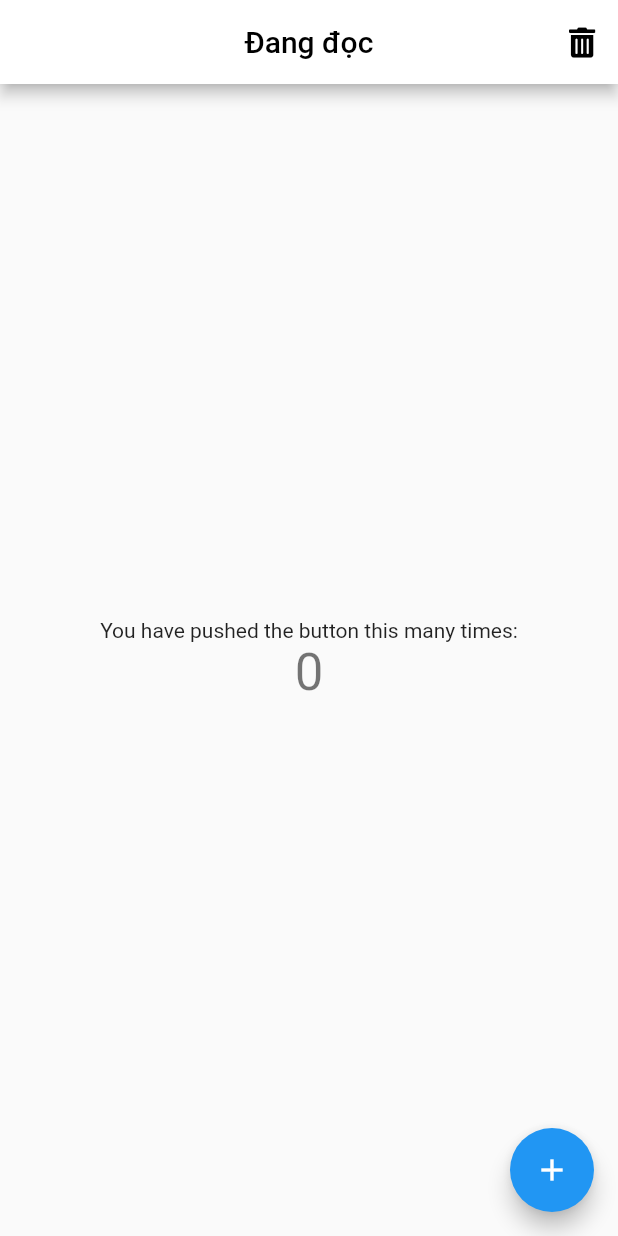
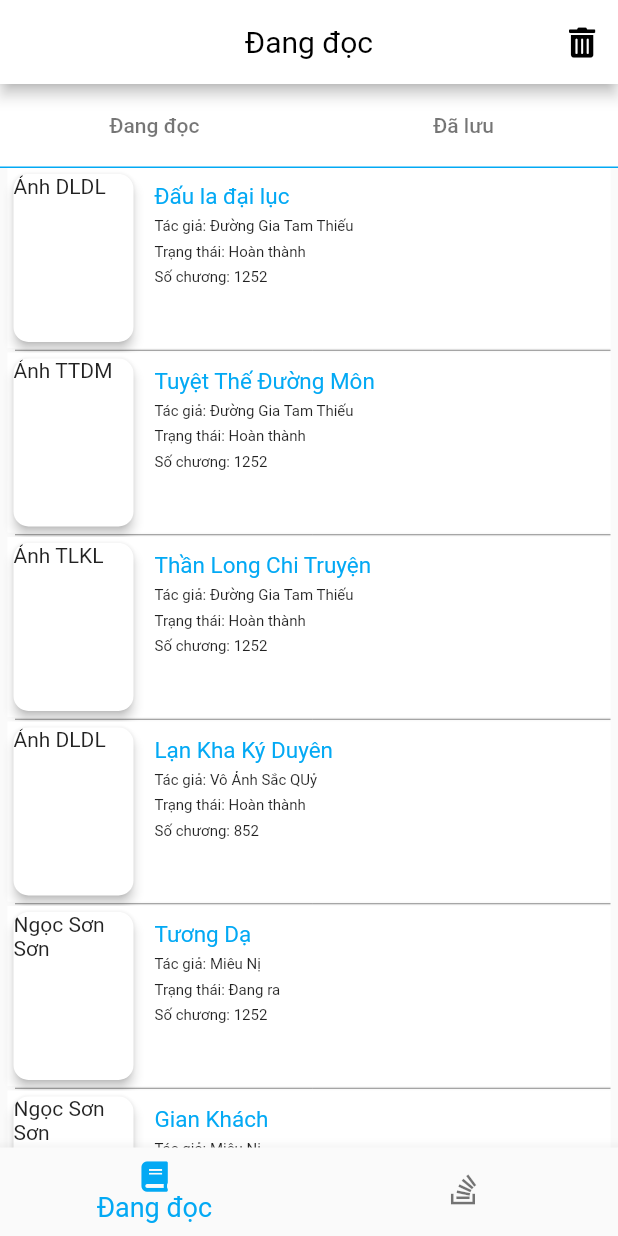
Before and after one commit to nguyendat328/Hello_Flutter, a Flutter app: the screen it shows after launch, on a phone screen of 412 x 824 dp. Run offline on Flutter 3.47's test engine with Material 2 defaults, Android fonts, the phone set to English and light mode, and no system bars.

Commit message:
View màn hình chính

```diff
--- /dev/null
+++ b/lib/component/book_list_item.dart
@@ -0,0 +1,68 @@
+import 'package:flutter/cupertino.dart';
+import 'package:flutter/material.dart';
+import 'package:uuid/uuid.dart';
+
+import '../model/book_list.dart';
+
+class BookListItem extends StatelessWidget {
+  final BookItem item;
+
+  BookListItem({Key? key, required this.item}) : super(key: key);
+
+  static final uuid = Uuid();
+  final String imgTag = uuid.v4();
+  final String titleTag = uuid.v4();
+  final String authorTag = uuid.v4();
+
+  @override
+  Widget build(BuildContext context) {
+    return Container(
+      color: Colors.white,
+      height: 120,
+      child: Row(
+        mainAxisSize: MainAxisSize.max,
+        crossAxisAlignment: CrossAxisAlignment.start,
+        children: <Widget>[
+          Card(
+            shape: RoundedRectangleBorder(
+              borderRadius: BorderRadius.all(Radius.circular(10)),
+            ),
+            elevation: 3,
+            child: ClipRRect(
+              borderRadius: BorderRadius.all(
+                Radius.circular(10.0),
+              ),
+              child: Container(
+                height: 120.0,
+                width: 80.0,
+                child: Text(item.img),
+              ),
+            ),
+          ),
+          SizedBox(width: 10.0),
+          Flexible(
+            child: Column(
+              mainAxisSize: MainAxisSize.max,
+              mainAxisAlignment: MainAxisAlignment.start,
+              crossAxisAlignment: CrossAxisAlignment.start,
+              children: <Widget>[
+                Padding(
+                  padding: EdgeInsets.only(top: 10),
+                  child: Text(item.title, style: TextStyle(color: Theme.of(context).primaryColor, fontSize: 15)),
+                ),
+                SizedBox(height:5),
+
+                Text("Tác giả: "+item.author, style: const TextStyle(fontSize: 10)),
+                SizedBox(height:5),
+                Text("Trạng thái: "+item.status, style: const TextStyle(fontSize: 10)),
+                SizedBox(height:5),
+                Text("Số chương: "+item.totalChap, style: const TextStyle(fontSize: 10)),
+
+              ],
+            ),
+          ),
+        ],
+      ),
+    );
+  }
+}
--- a/lib/main.dart
+++ b/lib/main.dart
@@ -1,5 +1,5 @@
 import 'package:flutter/material.dart';
-import 'package:untitled/view/main_screen.dart';
+import '../view/main_screen.dart';
 
 void main() {
   runApp(const MyApp());
@@ -15,11 +15,31 @@ class MyApp extends StatelessWidget {
       theme: ThemeData(
          // primarySwatch: Colors.blue,
           primaryColor: Colors.lightBlue,
+          dividerTheme: const DividerThemeData(
+            space: 3,
+            indent: 5,
+
+            color: Colors.black45,
+          ),
           appBarTheme: const AppBarTheme(
+              titleTextStyle: TextStyle(fontSize: 20, color: Colors.black),
               actionsIconTheme: IconThemeData(color: Colors.black, size: 20),
               backgroundColor: Colors.white,
               centerTitle: true,
               foregroundColor: Colors.black),
+          bottomNavigationBarTheme : const BottomNavigationBarThemeData(
+            selectedIconTheme: IconThemeData(size : 20),
+            unselectedIconTheme: IconThemeData(size : 20),
+            selectedLabelStyle: TextStyle(fontSize:18),
+              showUnselectedLabels : false,
+          ),
+          textTheme: TextTheme(
+
+          ),
+        iconTheme: IconThemeData(
+          size: 15,
+          color: Colors.grey,
+        )
 
       ),
       home: MainScreen(),
--- /dev/null
+++ b/lib/model/book_list.dart
@@ -0,0 +1,12 @@
+class BookItem{
+  String title;
+  String id;
+  String author;
+  String status;
+  String created;
+  String img;
+  String totalChap;
+
+  BookItem(this.title, this.id, this.author, this.status, this.created, this.img, this.totalChap);
+
+}
--- a/lib/utils/Constants.dart
+++ b/lib/utils/Constants.dart
@@ -1,3 +1,5 @@
 class Constants {
   static String reading = 'Đang đọc';
+  static String library = 'Thư viện';
+  static String save = 'Đã lưu';
 }
--- /dev/null
+++ b/lib/view/home/home.dart
@@ -0,0 +1,149 @@
+import 'package:flutter/cupertino.dart';
+import 'package:flutter/material.dart';
+
+import '../../component/book_list_item.dart';
+import '../../icons/hello_fluter_icons.dart';
+import '../../model/book_list.dart';
+import '../../utils/Constants.dart';
+
+class Home extends StatefulWidget {
+  @override
+  HomeState createState() => HomeState();
+}
+
+class HomeState extends State<Home> {
+  @override
+  Widget build(BuildContext context) {
+    return Scaffold(
+        appBar: AppBar(
+          title: Text(Constants.reading),
+          actions: <Widget>[
+            IconButton(
+              icon: const Icon(HelloFluter.trash_alt),
+              onPressed: () {
+                print('jsndksd');
+              },
+            ),
+          ],
+        ),
+        body: Body());
+  }
+}
+
+class Body extends StatelessWidget {
+  @override
+  Widget build(BuildContext context) {
+    return Container(
+        margin: const EdgeInsets.all(0),
+        child: CustomScrollView(slivers: <Widget>[
+          SliverAppBar(pinned: true, expandedHeight: 30, backgroundColor: Colors.white, actions: <Widget>[
+            Expanded(
+              flex: 5,
+              child: Container(
+                decoration: BoxDecoration(
+                  border: Border(
+                    bottom: BorderSide(width: 1.0, color: Theme.of(context).primaryColor),
+                  ),
+                ),
+                child: TextButton(
+                  onPressed: () {},
+                  child: Text(Constants.reading),
+                  style: ButtonStyle(
+                    foregroundColor: MaterialStateProperty.all<Color>(Colors.black54),
+                  ),
+                ),
+              ),
+            ),
+            Expanded(
+              flex: 5,
+              child: Container(
+                decoration: BoxDecoration(
+                  border: Border(
+                    bottom: BorderSide(width: 1.0, color: Theme.of(context).primaryColor),
+                  ),
+                ),
+                child: TextButton(
+                  onPressed: () {},
+                  child: Text(Constants.save),
+                  style: ButtonStyle(
+                    foregroundColor: MaterialStateProperty.all<Color>(Colors.black54),
+                  ),
+                ),
+              ),
+            ),
+          ]),
+          SliverList(
+            delegate: SliverChildListDelegate(<Widget>[
+              Container(
+                child: MyListView(context),
+              )
+            ]),
+          ),
+        ]));
+  }
+}
+
+Widget MyListView(BuildContext context) {
+  final europeanCountries = [
+    'Albania',
+    'Andorra',
+    'Armenia'
+        'Austria',
+    'Azerbaijan',
+    'Belarus',
+    'Belgium',
+    'Bosnia and Herzegovina',
+    'France',
+    'Bulgaria',
+    'Croatia',
+    'Cyprus',
+    'Czech Republic',
+    'Denmark',
+    'Estonia',
+    'Finland',
+    'France',
+    'Bulgaria',
+    'Croatia',
+    'Cyprus',
+    'Czech Republic',
+    'Denmark',
+    'Estonia',
+    'Finland',
+    'France',
+  ];
+  List<BookItem> bookListItem = [];
+  BookItem item1 = BookItem('Đấu la đại lục', '1', 'Đường Gia Tam Thiếu', 'Hoàn thành', '20/10/2010', 'Ảnh DLDL','1252');
+  BookItem item2 = BookItem('Tuyệt Thế Đường Môn', '2', 'Đường Gia Tam Thiếu', 'Hoàn thành', '20/10/2015', 'Ảnh TTDM','1252');
+  BookItem item3 = BookItem('Thần Long Chi Truyện', '3', 'Đường Gia Tam Thiếu', 'Hoàn thành', '20/10/2018', 'Ảnh TLKL','1252');
+  BookItem item4 = BookItem('Lạn Kha Ký Duyên', '4', 'Vô Ảnh Sắc QUỷ', 'Hoàn thành', '20/05/2012', 'Ảnh DLDL','852');
+  BookItem item5 = BookItem('Tương Dạ', '1', 'Miêu Nị', 'Đang ra', '20/10/2019', 'Ngọc Sơn Sơn','1252');
+  BookItem item6 = BookItem('Gian Khách', '1', 'Miêu Nị', 'Hoàn thành', '20/10/2019', 'Ngọc Sơn Sơn','352');
+  BookItem item7 = BookItem('Thiên A', '1', 'Hồn Thiên', 'Đang ra', '20/10/2019', 'Ảnh 7','124');
+  BookItem item8 = BookItem('Thần Tú', '1', 'Vong Ngữ', 'Hoàn thành', '20/10/2019', 'Ngọc Tiếu','14152');
+  bookListItem.add(item1);
+  bookListItem.add(item2);
+  bookListItem.add(item3);
+  bookListItem.add(item4);
+  bookListItem.add(item5);
+  bookListItem.add(item6);
+  bookListItem.add(item7);
+  bookListItem.add(item8);
+
+  return ListView.separated(
+    primary: false,
+    padding: EdgeInsets.symmetric(horizontal: 5.0),
+    scrollDirection: Axis.vertical,
+    physics: NeverScrollableScrollPhysics(),
+    shrinkWrap: true,
+    itemCount: bookListItem.length,
+    itemBuilder: (context, index) {
+      BookItem book = bookListItem[index];
+      return Container(
+        child: BookListItem(item: book),
+      );
+    },
+    separatorBuilder: (BuildContext context, int index) {
+      return Divider();
+    },
+  );
+}
--- a/lib/view/main_screen.dart
+++ b/lib/view/main_screen.dart
@@ -1,9 +1,9 @@
 import 'package:flutter/cupertino.dart';
 import 'package:flutter/material.dart';
+import 'package:untitled/view/home/home.dart';
 
 import '../icons/hello_fluter_icons.dart';
 import '../utils/Constants.dart';
-
 
 class MainScreen extends StatefulWidget {
   @override
@@ -12,6 +12,7 @@ class MainScreen extends StatefulWidget {
 
 class _MainScreen extends State<MainScreen> {
   int _counter = 0;
+  int _selectedIndex = 0;
 
   void _incrementCounter() {
     setState(() {
@@ -19,38 +20,45 @@ class _MainScreen extends State<MainScreen> {
     });
   }
 
+  static const TextStyle selectedStyle = TextStyle(fontSize: 30, fontWeight: FontWeight.bold);
+  static const List<Widget> _widgetSelected = <Widget>[
+    Text(
+      'Index 0: home',
+      style: selectedStyle,
+    ),
+    Text(
+      'Index 1: library',
+      style: selectedStyle,
+    )
+  ];
+
+  void _onItemTapped(int index) {
+    setState(() {
+      _selectedIndex = index;
+    });
+  }
+
   @override
   Widget build(BuildContext context) {
     return Scaffold(
-      appBar: AppBar(
-          title: Text(Constants.reading, style: TextStyle(fontSize: 20)),
-
-          actions: <Widget>[
-        IconButton(
-          icon: const Icon(HelloFluter.trash_alt),
-          onPressed: () {
-            print('jsndksd');
-          },
-        ),
-      ]),
-      body: Center(
-        child: Column(
-          mainAxisAlignment: MainAxisAlignment.center,
-          children: <Widget>[
-            const Text(
-              'You have pushed the button this many times:',
-            ),
-            Text(
-              '$_counter',
-              style: Theme.of(context).textTheme.headline4,
-            ),
-          ],
-        ),
+      body: PageView(
+        physics: NeverScrollableScrollPhysics(),
+        children: <Widget>[Home()],
       ),
-      floatingActionButton: FloatingActionButton(
-        onPressed: _incrementCounter,
-        tooltip: 'Increment',
-        child: const Icon(Icons.add),
+      bottomNavigationBar: BottomNavigationBar(
+        items: [
+          BottomNavigationBarItem(
+            icon: Icon(HelloFluter.book),
+            label: Constants.reading,
+          ),
+          BottomNavigationBarItem(
+            icon: Icon(HelloFluter.stackoverflow),
+            label: Constants.library,
+          ),
+        ],
+        currentIndex: _selectedIndex,
+        selectedItemColor: Theme.of(context).primaryColor,
+        onTap: _onItemTapped,
       ),
     );
   }
--- a/pubspec.yaml
+++ b/pubspec.yaml
@@ -18,7 +18,7 @@ publish_to: 'none' # Remove this line if you wish to publish to pub.dev
 version: 1.0.0+1
 
 environment:
-  sdk: ">=2.16.1 <3.0.0"
+  sdk: ">=2.16.0 <3.0.0"
 
 # Dependencies specify other packages that your package needs in order to work.
 # To automatically upgrade your package dependencies to the latest versions
@@ -27,6 +27,9 @@ environment:
 # the latest version available on pub.dev. To see which dependencies have newer
 # versions available, run `flutter pub outdated`.
 dependencies:
+  uuid: ^3.0.4
+  english_words: ^4.0.0
+  xml2json: ^5.3.1
   flutter:
     sdk: flutter
 
```
Also changed, not shown: pubspec.lock.
